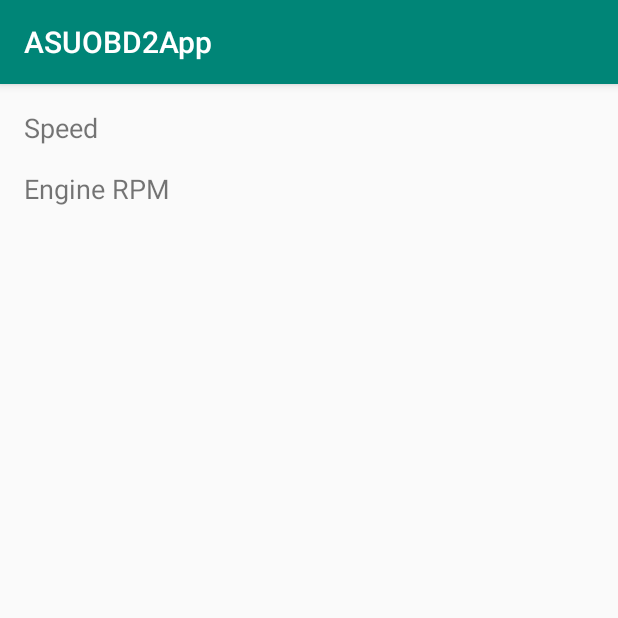
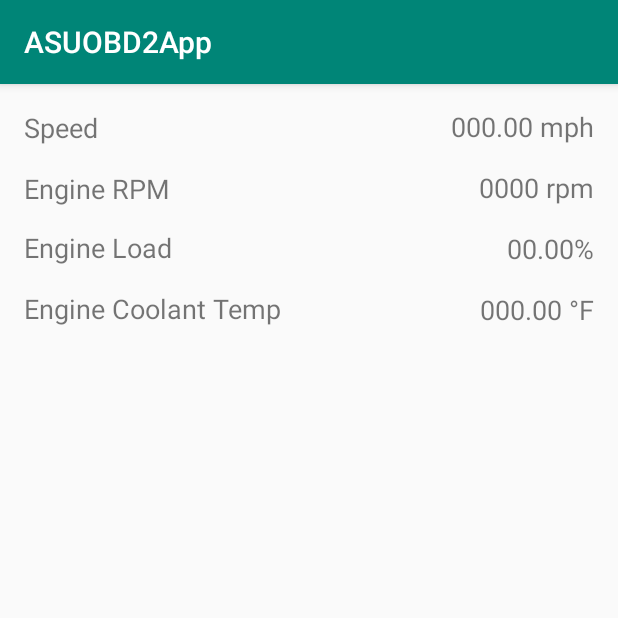
Before and after one commit to parkerottaway/ASUOBD2App, an Android app: the screen it shows after launch (MainActivity), on a phone screen of 412 x 824 dp, the top half of it. Run offline under Robolectric (Android 15) with nearby library versions, the phone set to English and light mode, and no system bars.

Commit message:
Added more metrics.

```diff
--- a/app/src/main/res/layout/activity_main.xml
+++ b/app/src/main/res/layout/activity_main.xml
@@ -31,4 +31,76 @@
         app:layout_constraintStart_toStartOf="parent"
         app:layout_constraintTop_toBottomOf="@+id/textView2" />
 
+    <TextView
+        android:id="@+id/textView3"
+        android:layout_width="wrap_content"
+        android:layout_height="wrap_content"
+        android:layout_marginStart="16dp"
+        android:layout_marginLeft="16dp"
+        android:layout_marginTop="16dp"
+        android:text="Engine Load"
+        android:textSize="18sp"
+        app:layout_constraintStart_toStartOf="parent"
+        app:layout_constraintTop_toBottomOf="@+id/textView" />
+
+    <TextView
+        android:id="@+id/textView4"
+        android:layout_width="wrap_content"
+        android:layout_height="wrap_content"
+        android:layout_marginStart="16dp"
+        android:layout_marginLeft="16dp"
+        android:layout_marginTop="16dp"
+        android:text="Engine Coolant Temp"
+        android:textSize="18sp"
+        app:layout_constraintStart_toStartOf="parent"
+        app:layout_constraintTop_toBottomOf="@+id/textView3" />
+
+    <TextView
+        android:id="@+id/textView5"
+        android:layout_width="wrap_content"
+        android:layout_height="wrap_content"
+        android:layout_marginTop="16dp"
+        android:layout_marginEnd="16dp"
+        android:layout_marginRight="16dp"
+        android:text="000.00 mph"
+        android:textSize="18sp"
+        app:layout_constraintEnd_toEndOf="parent"
+        app:layout_constraintTop_toTopOf="parent" />
+
+    <TextView
+        android:id="@+id/textView6"
+        android:layout_width="wrap_content"
+        android:layout_height="wrap_content"
+        android:layout_marginTop="16dp"
+        android:layout_marginEnd="16dp"
+        android:layout_marginRight="16dp"
+        android:text="0000 rpm"
+        android:textSize="18sp"
+        app:layout_constraintEnd_toEndOf="parent"
+        app:layout_constraintTop_toBottomOf="@+id/textView5" />
+
+    <TextView
+        android:id="@+id/textView7"
+        android:layout_width="wrap_content"
+        android:layout_height="wrap_content"
+        android:layout_marginTop="16dp"
+        android:layout_marginEnd="16dp"
+        android:layout_marginRight="16dp"
+        android:text="00.00%"
+        android:textSize="18sp"
+        app:layout_constraintEnd_toEndOf="parent"
+        app:layout_constraintTop_toBottomOf="@+id/textView6" />
+
+    <TextView
+        android:id="@+id/textView8"
+        android:layout_width="wrap_content"
+        android:layout_height="wrap_content"
+        android:layout_marginTop="16dp"
+        android:layout_marginEnd="16dp"
+        android:layout_marginRight="16dp"
+        android:text="000.00 °F"
+        android:textSize="18sp"
+        app:layout_constraintEnd_toEndOf="parent"
+        app:layout_constraintTop_toBottomOf="@+id/textView7" />
+
 </androidx.constraintlayout.widget.ConstraintLayout>
```
